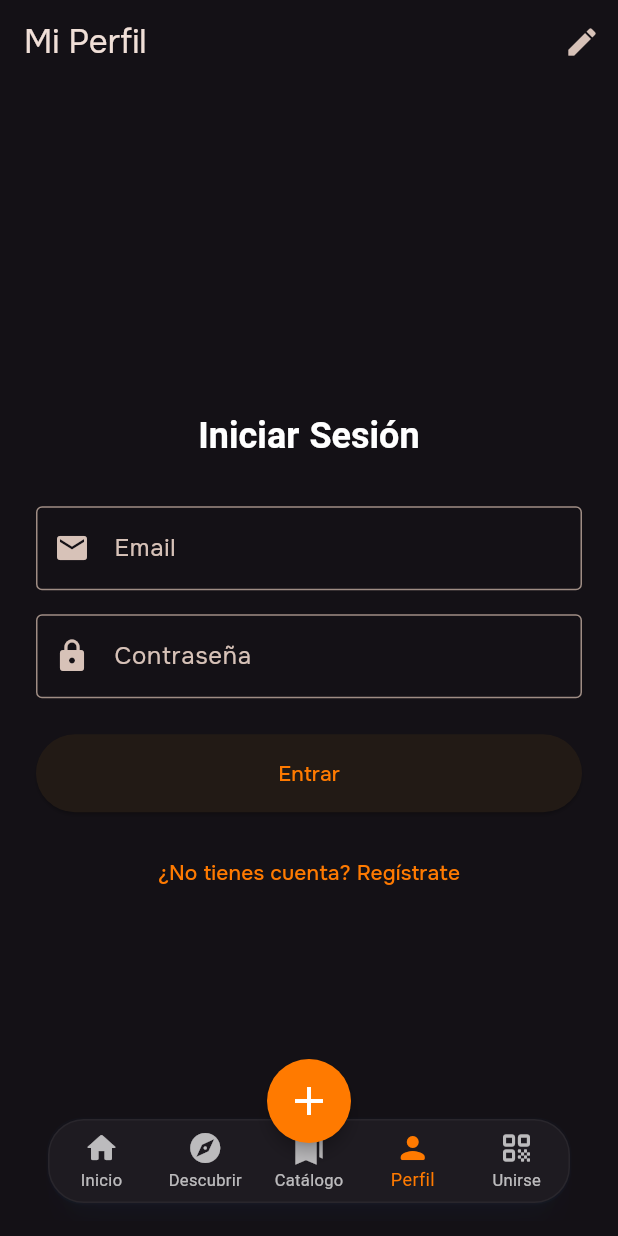
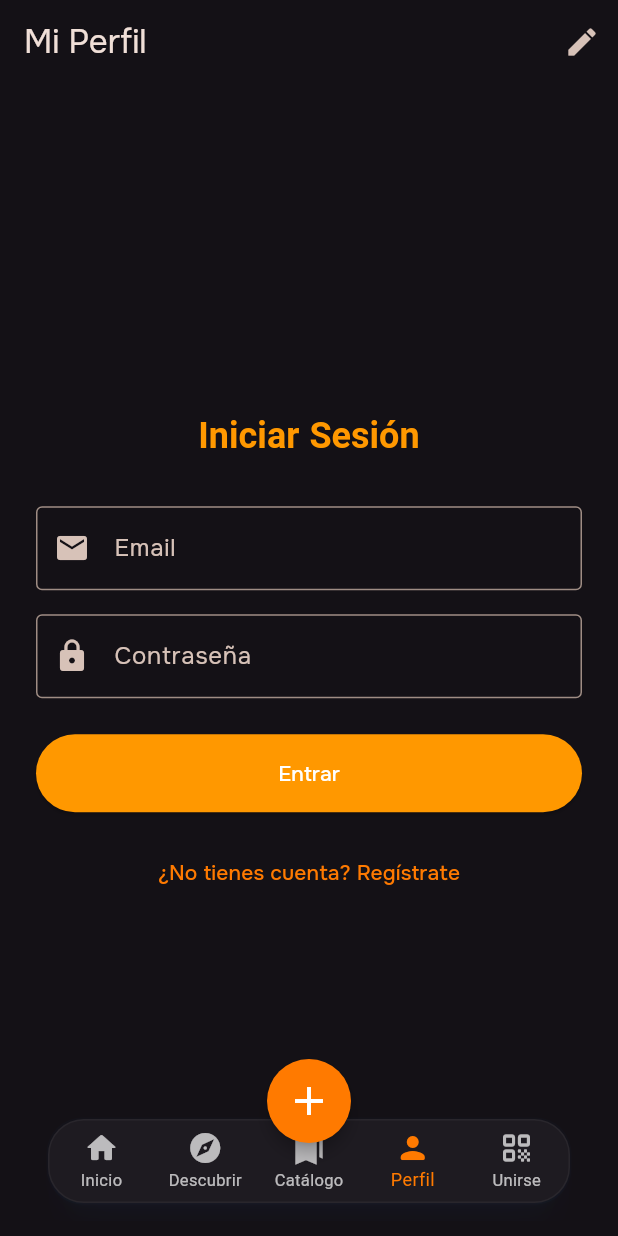
Before and after one commit to martinforger/quizzy-frontend, a Flutter app: the screen it shows after launch, item 4 of the bottom bar chosen, on a phone screen of 412 x 824 dp. Run offline on Flutter 3.47's test engine with Material 3 defaults, Android fonts, the phone set to English and light mode, and no system bars; our stand-ins replace bloc, confetti, flutter_animate, flutter_bloc, google_fonts, shared_preferences and 1 more; missing offline and left inert: shelf_router; network calls fail.

Commit message:
Característica (inicio de sesión): actualice los estilos de los botones y el color del texto para una mejor visibilidad

```diff
--- a/lib/presentation/screens/profile/profile_screen.dart
+++ b/lib/presentation/screens/profile/profile_screen.dart
@@ -487,7 +487,10 @@ class _LoginViewState extends State<_LoginView> {
             children: [
               Text(
                 _isRegistering ? 'Crear Cuenta' : 'Iniciar Sesión',
-                style: Theme.of(context).textTheme.headlineMedium,
+                style: Theme.of(context).textTheme.headlineMedium?.copyWith(
+                      color: Colors.orange,
+                      fontWeight: FontWeight.bold,
+                    ),
                 textAlign: TextAlign.center,
               ),
               const SizedBox(height: 32),
@@ -529,6 +532,8 @@ class _LoginViewState extends State<_LoginView> {
                 onPressed: _isLoading ? null : _submit,
                 style: ElevatedButton.styleFrom(
                   padding: const EdgeInsets.symmetric(vertical: 16),
+                  backgroundColor: Colors.orange,
+                  foregroundColor: Colors.white,
                 ),
                 child: _isLoading
                     ? const SizedBox(
```
